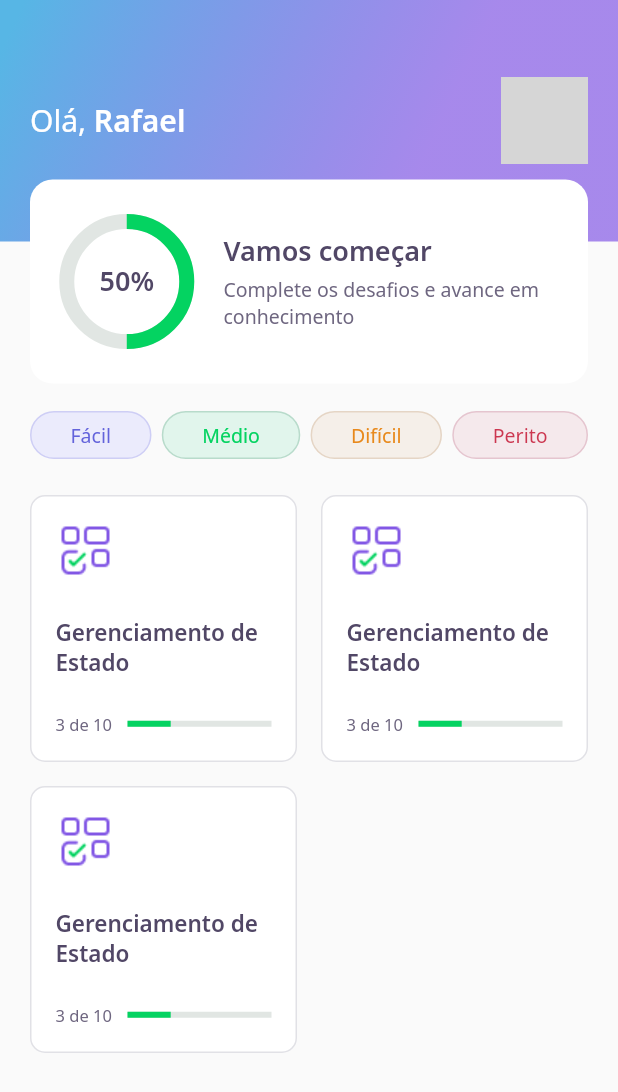
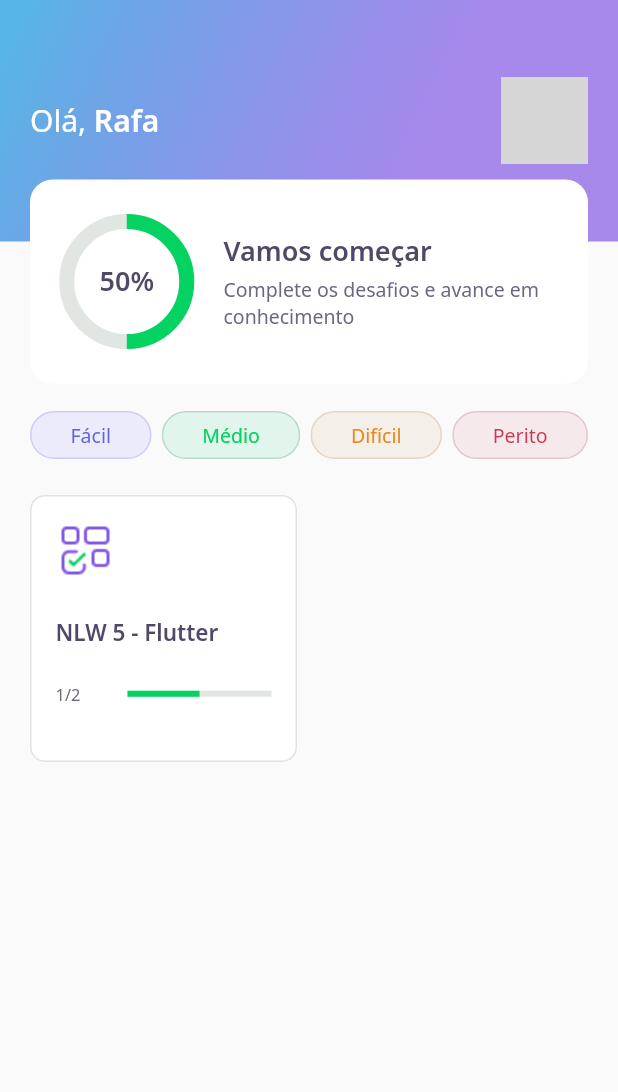
Before and after one commit to rafaalberto/devquiz-nlw, a Flutter app: the HomePage screen opened directly, on a phone screen of 412 x 824 dp. Shown: the top 1092 px of the screen. Run offline on Flutter 3.47's test engine with Material 2 defaults, Android fonts, the phone set to English and light mode, and no system bars; our stand-ins replace google_fonts; accounts and stored records are empty; network calls fail; grey boxes are pictures that could not be loaded.

```diff
--- /dev/null
+++ b/assets/database/quiz.json
@@ -0,0 +1,28 @@
+[
+  {
+    "title": "NLW 5 - Flutter",
+    "image": "blocks",
+    "questionAnswered": 1,
+    "level": "easy",
+    "questions": [
+      {
+        "title": "Está curtindo o Flutter?",
+        "answers": [
+          { "title": "Estou curtindo", "isRight": true },
+          { "title": "Amando Flutter" },
+          { "title": "Muito top" },
+          { "title": "Massa" }
+        ]
+      },
+      {
+        "title": "Está curtindo o Flutter?",
+        "answers": [
+          { "title": "Estou curtindo", "isRight": true },
+          { "title": "Amando Flutter" },
+          { "title": "Muito top" },
+          { "title": "Massa" }
+        ]
+      }
+    ]
+  }
+]
--- /dev/null
+++ b/assets/database/user.json
@@ -0,0 +1,5 @@
+{
+  "name": "Rafa",
+  "score": 80,
+  "photoUrl": "https://avatars.githubusercontent.com/u/7614218?v=4"
+}
--- /dev/null
+++ b/lib/controllers/home_controller.dart
@@ -0,0 +1,28 @@
+import 'package:dev_quiz/models/quiz.dart';
+import 'package:dev_quiz/models/user.dart';
+import 'package:dev_quiz/repository/home_repository.dart';
+import 'package:dev_quiz/state/home_state.dart';
+import 'package:flutter/material.dart';
+
+class HomeController {
+  final stateNotifier = ValueNotifier<HomeState>(HomeState.empty);
+  set state(HomeState state) => stateNotifier.value = state;
+  HomeState get state => stateNotifier.value;
+
+  User? user;
+  List<Quiz>? quizzes;
+
+  final homeRepository = HomeRepository();
+
+  void getUser() async {
+    state = HomeState.loading;
+    user = await homeRepository.getUsers();
+    state = HomeState.success;
+  }
+
+  void getQuizzes() async {
+    state = HomeState.loading;
+    quizzes = await homeRepository.getQuizzes();
+    state = HomeState.success;
+  }
+}
--- a/lib/main.dart
+++ b/lib/main.dart
@@ -1,6 +1,5 @@
 import 'package:flutter/material.dart';
 import 'package:dev_quiz/pages/home_page.dart';
-import 'package:dev_quiz/pages/challenge_page.dart';
 
 void main() {
   runApp(MyApp());
@@ -11,6 +10,6 @@ class MyApp extends StatelessWidget {
   Widget build(BuildContext context) {
     return MaterialApp(
         title: "DevQuiz",
-        home: ChallengePage());
+        home: HomePage());
   }
 }
--- /dev/null
+++ b/lib/models/quiz.dart
@@ -0,0 +1,45 @@
+import 'dart:convert';
+
+import 'package:dev_quiz/models/level.dart';
+import 'package:dev_quiz/models/question.dart';
+
+class Quiz {
+  final String title;
+  final List<Question> questions;
+  final int questionAnswered;
+  final String image;
+  final Level level;
+
+  Quiz({
+    required this.title,
+    required this.questions,
+    this.questionAnswered = 0,
+    required this.image,
+    required this.level,
+  });
+
+  Map<String, dynamic> toMap() {
+    return {
+      'title': title,
+      'questions': questions.map((x) => x.toMap()).toList(),
+      'questionAnswered': questionAnswered,
+      'image': image,
+      'level': level.parse,
+    };
+  }
+
+  factory Quiz.fromMap(Map<String, dynamic> map) {
+    return Quiz(
+      title: map['title'],
+      questions: List<Question>.from(
+          map['questions']?.map((x) => Question.fromMap(x))),
+      questionAnswered: map['questionAnswered'],
+      image: map['image'],
+      level: map['level'].toString().parse,
+    );
+  }
+
+  String toJson() => json.encode(toMap());
+
+  factory Quiz.fromJson(String source) => Quiz.fromMap(json.decode(source));
+}
--- /dev/null
+++ b/lib/models/user.dart
@@ -0,0 +1,33 @@
+import 'dart:convert';
+
+class User {
+  final String name;
+  final String photoUrl;
+  final int score;
+
+  User({
+    required this.name,
+    required this.photoUrl,
+    this.score = 0,
+  });
+
+  Map<String, dynamic> toMap() {
+    return {
+      'name': name,
+      'photoUrl': photoUrl,
+      'score': score,
+    };
+  }
+
+  factory User.fromMap(Map<String, dynamic> map) {
+    return User(
+      name: map['name'],
+      photoUrl: map['photoUrl'],
+      score: map['score'],
+    );
+  }
+
+  String toJson() => json.encode(toMap());
+
+  factory User.fromJson(String source) => User.fromMap(json.decode(source));
+}
--- a/lib/pages/home_page.dart
+++ b/lib/pages/home_page.dart
@@ -1,7 +1,10 @@
+import 'package:dev_quiz/controllers/home_controller.dart';
+import 'package:dev_quiz/core/app_colors.dart';
+import 'package:dev_quiz/state/home_state.dart';
+import 'package:dev_quiz/widgets/app_bar_widget.dart';
 import 'package:dev_quiz/widgets/level_button_widget.dart';
 import 'package:dev_quiz/widgets/quiz_card_widget.dart';
 import 'package:flutter/material.dart';
-import 'package:dev_quiz/widgets/app_bar_widget.dart';
 
 class HomePage extends StatefulWidget {
   @override
@@ -9,18 +12,29 @@ class HomePage extends StatefulWidget {
 }
 
 class _HomePageState extends State<HomePage> {
+  final homeController = HomeController();
+
+  @override
+  void initState() {
+    super.initState();
+    homeController.getUser();
+    homeController.getQuizzes();
+    homeController.stateNotifier.addListener(() => setState(() {}));
+  }
+
   @override
   Widget build(BuildContext context) {
+    if (homeController.state == HomeState.success) {
       return Scaffold(
-      appBar: AppBarWidget(),
+        appBar: AppBarWidget(
+          user: homeController.user!,
+        ),
         body: Padding(
           padding: const EdgeInsets.symmetric(horizontal: 20),
           child: Column(
             children: [
               SizedBox(height: 24),
-            Row(
-              mainAxisAlignment: MainAxisAlignment.spaceBetween,
-              children: [
+              Row(mainAxisAlignment: MainAxisAlignment.spaceBetween, children: [
                 LevelButton(label: "Fácil"),
                 LevelButton(label: "Médio"),
                 LevelButton(label: "Difícil"),
@@ -32,16 +46,27 @@ class _HomePageState extends State<HomePage> {
                   crossAxisCount: 2,
                   mainAxisSpacing: 16,
                   crossAxisSpacing: 16,
-                children: [
-                  QuizCard(),
-                  QuizCard(),
-                  QuizCard(),
-                ],
+                  children: homeController.quizzes!
+                      .map((e) => QuizCard(
+                            title: e.title,
+                            progress: "${e.questionAnswered}/${e.questions.length}",
+                            percent: e.questionAnswered / e.questions.length,
+                          ))
+                      .toList(),
                 ),
               )
             ],
           ),
         ),
       );
+    } else {
+      return Scaffold(
+        body: Center(
+          child: CircularProgressIndicator(
+            valueColor: AlwaysStoppedAnimation<Color>(AppColors.darkGreen),
+          ),
+        ),
+      );
     }
   }
+}
--- /dev/null
+++ b/lib/state/home_state.dart
@@ -0,0 +1,3 @@
+enum HomeState {
+  success, loading, error, empty
+}
--- a/lib/widgets/answer_widget.dart
+++ b/lib/widgets/answer_widget.dart
@@ -20,7 +20,7 @@ class AnswerWidget extends StatelessWidget {
 
   TextStyle get _selectedTextStyleRight => isRight ? AppTextStyles.bodyDarkGreen : AppTextStyles.bodyDarkRed;
 
-  IconData get _selectedIconRight => isRight ? Icons.check : Icons.close;
+  // IconData get _selectedIconRight => isRight ? Icons.check : Icons.close;
 
   @override
   Widget build(BuildContext context) {
--- a/lib/widgets/app_bar_profile_widget.dart
+++ b/lib/widgets/app_bar_profile_widget.dart
@@ -1,8 +1,13 @@
 import 'package:dev_quiz/core/app_gradients.dart';
 import 'package:dev_quiz/core/app_text_styles.dart';
+import 'package:dev_quiz/models/user.dart';
 import 'package:flutter/material.dart';
 
 class AppBarProfile extends StatelessWidget {
+  final User user;
+
+  const AppBarProfile({ required this.user });
+
   @override
   Widget build(BuildContext context) {
     return Container(
@@ -15,7 +20,7 @@ class AppBarProfile extends StatelessWidget {
         children: [
           Text.rich(
             TextSpan(text: "Olá, ", style: AppTextStyles.title, children: [
-              TextSpan(text: "Rafael", style: AppTextStyles.titleBold)
+              TextSpan(text: user.name, style: AppTextStyles.titleBold)
             ]),
           ),
           Container(
@@ -25,7 +30,7 @@ class AppBarProfile extends StatelessWidget {
                 borderRadius: BorderRadius.circular(10),
                 image: DecorationImage(
                   image: NetworkImage(
-                      "https://avatars.githubusercontent.com/u/7614218?v=4"),
+                      user.photoUrl),
                 )),
           )
         ],
--- a/lib/widgets/app_bar_widget.dart
+++ b/lib/widgets/app_bar_widget.dart
@@ -1,16 +1,18 @@
+import 'package:dev_quiz/models/user.dart';
 import 'package:dev_quiz/widgets/app_bar_profile_widget.dart';
 import 'package:dev_quiz/widgets/score_card_widget.dart';
 import 'package:flutter/material.dart';
 
 class AppBarWidget extends PreferredSize {
-  AppBarWidget()
+  final User user;
+  AppBarWidget({ required this.user })
       : super(
           preferredSize: Size.fromHeight(250),
           child: Container(
             height: 250,
             child: Stack(
               children: [
-                AppBarProfile(),
+                AppBarProfile(user: user),
                 Align(alignment: Alignment(0.0, 1.1), child: ScoreCardWidget()),
               ],
             ),
--- a/lib/widgets/quiz_card_widget.dart
+++ b/lib/widgets/quiz_card_widget.dart
@@ -5,6 +5,16 @@ import 'package:dev_quiz/core/app_text_styles.dart';
 import 'package:dev_quiz/shared/progress_indicator_widget.dart';
 
 class QuizCard extends StatelessWidget {
+  final String title;
+  final String progress;
+  final double percent;
+
+  const QuizCard({
+    required this.title,
+    required this.progress,
+    required this.percent,
+  });
+
   @override
   Widget build(BuildContext context) {
     return Container(
@@ -24,18 +34,18 @@ class QuizCard extends StatelessWidget {
           SizedBox(
             height: 24,
           ),
-          Text("Gerenciamento de Estado", style: AppTextStyles.heading15),
+          Text(title, style: AppTextStyles.heading15),
           SizedBox(
             height: 24,
           ),
           Row(
             children: [
               Expanded(
-                  flex: 1, child: Text("3 de 10", style: AppTextStyles.body11)),
+                  flex: 1, child: Text(progress, style: AppTextStyles.body11)),
               Expanded(
                 flex: 2,
                 child: ProgressIndicatorWidget(
-                  value: 0.30,
+                  value: percent,
                 ),
               )
             ],
--- a/pubspec.yaml
+++ b/pubspec.yaml
@@ -18,5 +18,5 @@ dev_dependencies:
 flutter:
   assets:
     - assets/images/
-
+    - assets/database/
   uses-material-design: true
```
Also changed, not shown: lib/models/answer.dart (added, +29 -0 lines), lib/models/level.dart (added, +19 -0 lines), lib/models/question.dart (added, +31 -0 lines), lib/repository/home_repository.dart (added, +18 -0 lines). Lines whose indentation alone changed are shown as unchanged.
